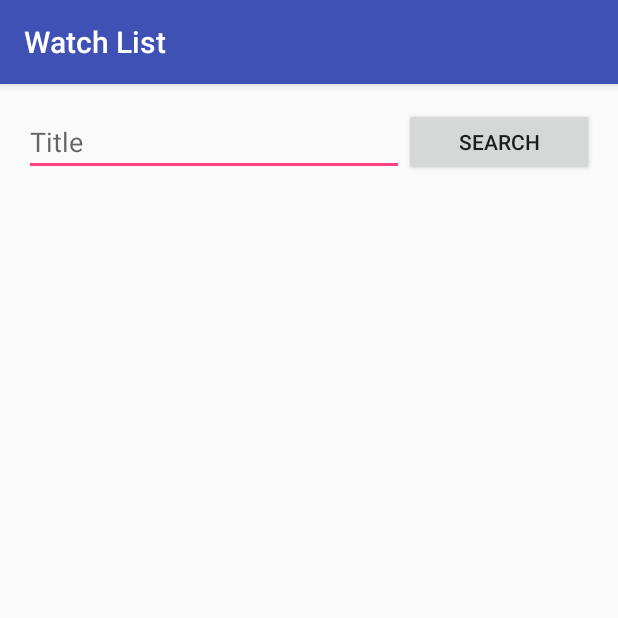
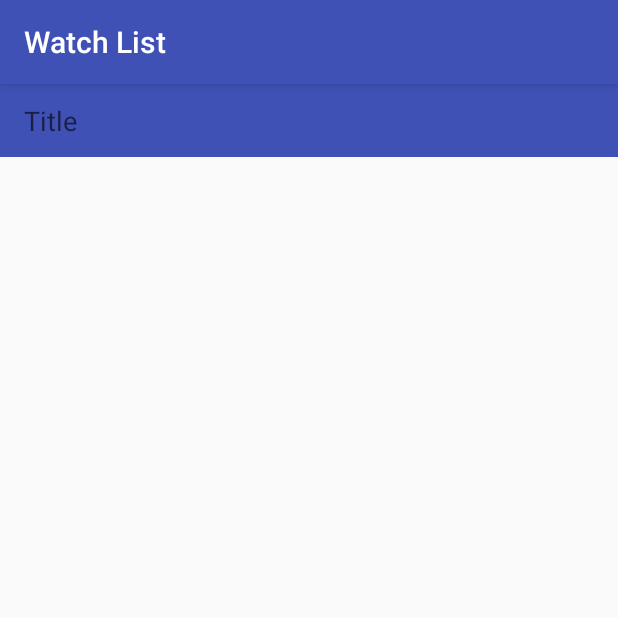
Before and after one commit to SjorsWitt/Sjors_Witteveen-pset3, an Android app: the screen it shows after launch (MainActivity), on a phone screen of 412 x 824 dp, the top half of it. Run offline under Robolectric (Android 15) with nearby library versions, the phone set to English and light mode, and no system bars.

Commit message:
Some bug fixes & minor tweaks

```diff
--- a/app/src/main/java/com/example/sjors/sjors_witteveen_pset3/MainActivity.java
+++ b/app/src/main/java/com/example/sjors/sjors_witteveen_pset3/MainActivity.java
@@ -5,11 +5,14 @@ import android.content.Intent;
 import android.os.AsyncTask;
 import android.support.v7.app.AppCompatActivity;
 import android.os.Bundle;
+import android.view.KeyEvent;
 import android.view.View;
+import android.view.inputmethod.EditorInfo;
 import android.widget.AdapterView;
 import android.widget.EditText;
 import android.widget.ListAdapter;
 import android.widget.ListView;
+import android.widget.TextView;
 import android.widget.Toast;
 
 import org.json.JSONArray;
@@ -17,6 +20,8 @@ import org.json.JSONException;
 import org.json.JSONObject;
 
 import java.io.IOException;
+import java.io.UnsupportedEncodingException;
+import java.net.MalformedURLException;
 import java.net.URL;
 import java.net.URLEncoder;
 import java.util.Scanner;
@@ -25,17 +30,28 @@ public class MainActivity extends AppCompatActivity {
 
     Context context = this;
 
-    EditText search_input;
+    EditText search_bar;
 
     private ListView movie_list;
-    private String[][] searchResults = new String[10][5];
+    private String[][] searchResults;
 
     @Override
     protected void onCreate(Bundle savedInstanceState) {
         super.onCreate(savedInstanceState);
         setContentView(R.layout.activity_main);
 
-        search_input = (EditText) findViewById(R.id.search_input);
+        search_bar = (EditText) findViewById(R.id.search_bar);
+        search_bar.setOnEditorActionListener(new TextView.OnEditorActionListener() {
+            @Override
+            public boolean onEditorAction(TextView v, int actionId, KeyEvent event) {
+                if (actionId == EditorInfo.IME_ACTION_SEARCH) {
+                    onSearch();
+                    return true;
+                }
+                return false;
+            }
+        });
+
         movie_list = (ListView) findViewById(R.id.movie_list);
 
         movie_list.setOnItemClickListener(
@@ -51,13 +67,21 @@ public class MainActivity extends AppCompatActivity {
         });
     }
 
-    public void onSearch(View view) throws IOException, JSONException {
+    public void onSearch() {
 
         // build a URL
         String OMDb_API = "http://www.omdbapi.com/?";
-        String title_search = "s=" +
-                URLEncoder.encode(search_input.getText().toString(), "UTF-8");
-        URL url = new URL(OMDb_API + title_search);
+        String title_search = null;
+        URL url = null;
+        try {
+            title_search = "s=" +
+                    URLEncoder.encode(search_bar.getText().toString(), "UTF-8");
+            url = new URL(OMDb_API + title_search);
+        } catch (MalformedURLException e) {
+            e.printStackTrace();
+        } catch (UnsupportedEncodingException e) {
+            e.printStackTrace();
+        }
 
         new readJsonSearchFromURL(url).execute();
     }
@@ -104,6 +128,7 @@ public class MainActivity extends AppCompatActivity {
         protected void onPostExecute(Void result) {
 
             if (search != null) {
+                searchResults = new String[search.length()][5];
                 for (int i = 0; i < search.length(); i++) {
                     try {
                         JSONObject searchResult = search.getJSONObject(i);
--- a/app/src/main/res/layout/activity_main.xml
+++ b/app/src/main/res/layout/activity_main.xml
@@ -1,51 +1,28 @@
 <?xml version="1.0" encoding="utf-8"?>
-<RelativeLayout xmlns:android="http://schemas.android.com/apk/res/android"
+<LinearLayout xmlns:android="http://schemas.android.com/apk/res/android"
     xmlns:tools="http://schemas.android.com/tools"
     android:layout_width="match_parent"
     android:layout_height="match_parent"
-    tools:context="com.example.sjors.sjors_witteveen_pset3.MainActivity">
+    tools:context="com.example.sjors.sjors_witteveen_pset3.MainActivity"
+    android:orientation="vertical">
 
-    <LinearLayout
-        android:orientation="horizontal"
+    <EditText
         android:layout_width="match_parent"
         android:layout_height="wrap_content"
-        android:layout_alignParentTop="true"
-        android:layout_alignParentLeft="true"
-        android:layout_alignParentStart="true"
-        android:paddingBottom="@dimen/activity_vertical_margin"
+        android:id="@+id/search_bar"
+        android:hint="@string/title"
+        android:imeOptions="actionSearch"
+        android:inputType="text"
         android:paddingLeft="@dimen/activity_horizontal_margin"
         android:paddingRight="@dimen/activity_horizontal_margin"
-        android:paddingTop="@dimen/activity_vertical_margin"
-        android:id="@+id/search_bar">
+        android:paddingBottom="12dp"
+        android:paddingTop="12dp"
+        android:background="@color/colorPrimary"/>
 
-        <EditText
-            android:layout_width="0dp"
-            android:layout_height="wrap_content"
-            android:id="@+id/search_input"
-            android:hint="@string/title"
-            android:layout_weight="2" />
-
-        <Button
-            android:layout_width="0dp"
-            android:layout_height="match_parent"
-            android:id="@+id/search_button"
-            android:text="@string/search"
-            android:layout_weight="1"
-            android:onClick="onSearch"/>
-    </LinearLayout>
-
-    <LinearLayout
+    <ListView
         android:layout_width="match_parent"
         android:layout_height="match_parent"
-        android:orientation="vertical"
-        android:layout_below="@id/search_bar">
+        android:id="@+id/movie_list">
+    </ListView>
 
-        <ListView
-            android:layout_width="match_parent"
-            android:layout_height="match_parent"
-            android:id="@+id/movie_list">
-        </ListView>
-
-    </LinearLayout>
-
-</RelativeLayout>
+</LinearLayout>
--- a/app/src/main/res/layout/more_info_activity.xml
+++ b/app/src/main/res/layout/more_info_activity.xml
@@ -2,7 +2,9 @@
 
 <ScrollView xmlns:android="http://schemas.android.com/apk/res/android"
     android:layout_width="fill_parent"
-    android:layout_height="fill_parent">
+    android:layout_height="fill_parent"
+    xmlns:tools="http://schemas.android.com/tools"
+    tools:context=".MoreInfoActivity">
 
     <LinearLayout
         android:layout_width="wrap_content"
@@ -15,7 +17,7 @@
 
         <LinearLayout
             android:layout_width="match_parent"
-            android:layout_height="wrap_content"
+            android:layout_height="228dp"
             android:orientation="horizontal">
 
             <ImageView
```
